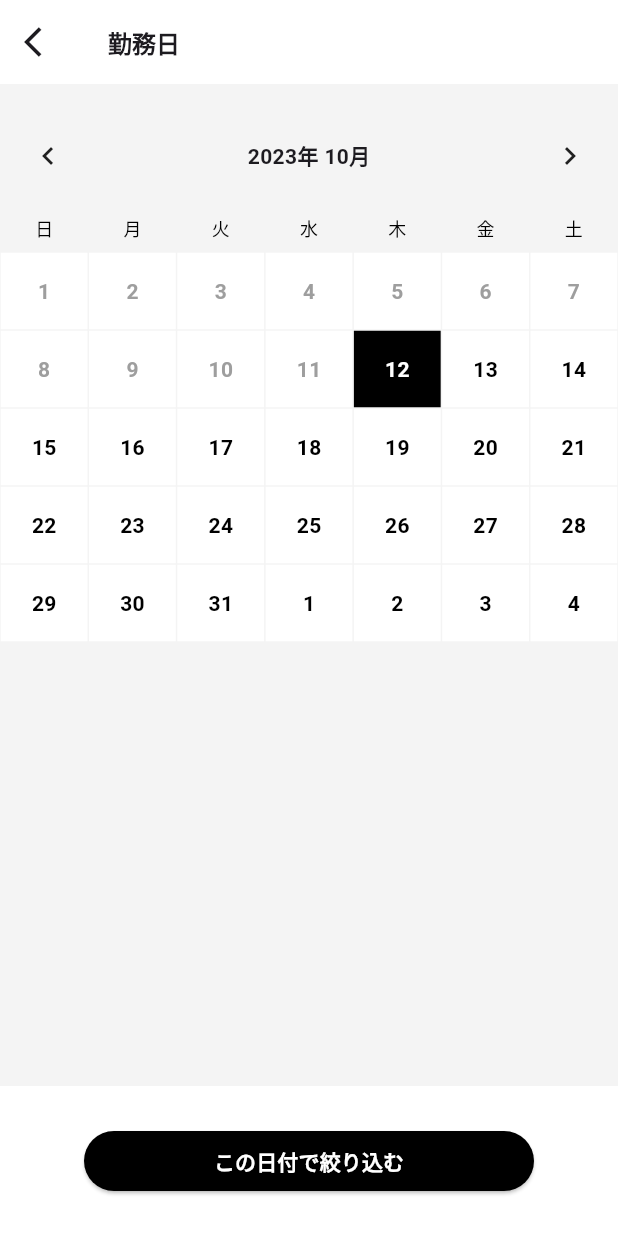
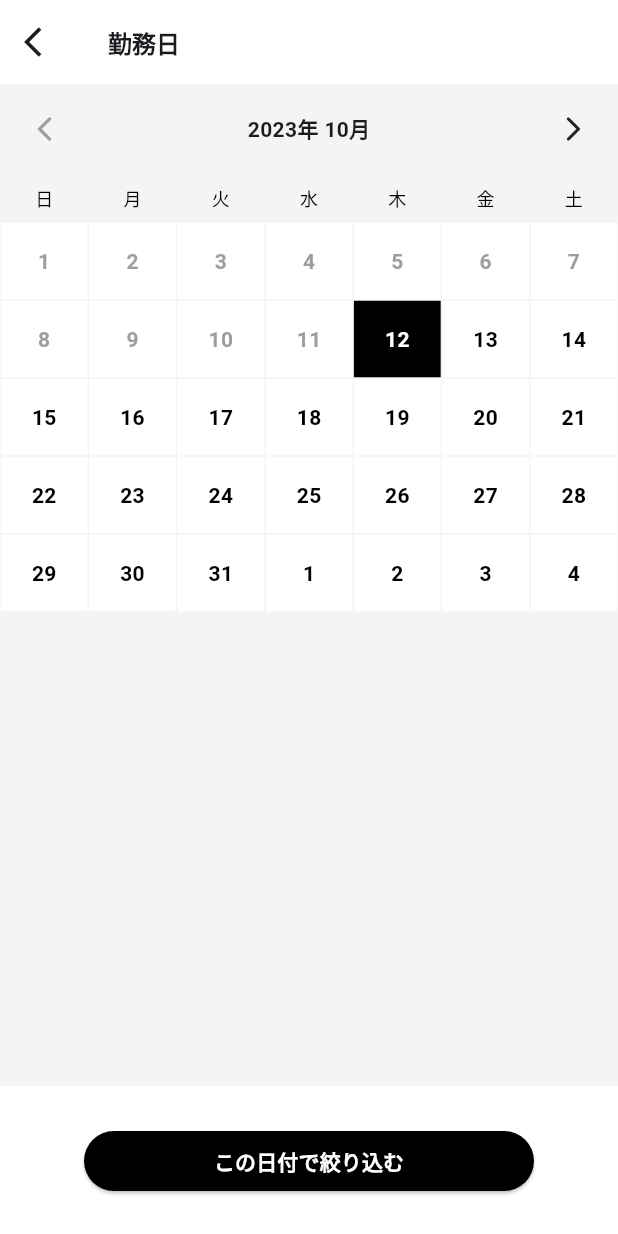
Before and after one commit to taisei-app/ui-pocket, a Flutter app: the screen it shows after launch, on a phone screen of 412 x 824 dp. Run offline on Flutter 3.47's test engine with Material 2 defaults, Android fonts, the phone set to English and light mode, and no system bars; drawn by our look-alikes of table_calendar.

Commit message:
ヘッダーの矢印アイコンのスタイルとボタン押下時のロジックをカスタマイズ

```diff
--- a/lib/calendar/table_calendar_sample.dart
+++ b/lib/calendar/table_calendar_sample.dart
@@ -21,39 +21,11 @@ class TableCalendarSample extends StatelessWidget {
           ),
         ),
       ),
-      body: Column(
+      body: const Column(
         children: [
-          const Padding(
-            padding: EdgeInsets.only(top: 16),
-            child: _CustomCalendar(),
-          ),
-          const Spacer(),
-          Stack(
-            alignment: Alignment.center,
-            children: [
-              Container(
-                width: MediaQuery.of(context).size.width,
-                height: 100,
-                color: Colors.white,
-              ),
-              SizedBox(
-                width: 300,
-                child: ElevatedButton(
-                  onPressed: () {},
-                  style: ElevatedButton.styleFrom(
-                    backgroundColor: Colors.black,
-                  ),
-                  child: const Text(
-                    "この日付で絞り込む",
-                    style: TextStyle(
-                      color: Colors.white,
-                      fontWeight: FontWeight.bold,
-                    ),
-                  ),
-                ),
-              )
-            ],
-          ),
+          _CustomCalendar(),
+          Spacer(),
+          _ButtonSection(),
         ],
       ),
     );
@@ -69,12 +41,32 @@ class _CustomCalendar extends StatefulWidget {
 }
 
 class _CustomCalendarState extends State<_CustomCalendar> {
-  final today = DateTime.now();
-  DateTime get lastDay => today.add(const Duration(days: 59));
-  late var focusedDay = today;
+  // 本日の日付
+  late final DateTime today;
+  // 最終日（本日の日付を含め60日間）
+  late final DateTime lastDay;
+  // 選択中の日付（初期値は本日の日付）
+  late DateTime focusedDay;
+
+  @override
+  void initState() {
+    super.initState();
+    today = DateTime.now();
+    focusedDay = today;
+    lastDay = today.add(const Duration(days: 59));
+  }
 
   @override
   Widget build(BuildContext context) {
+    final prevMonthLastDay = DateTime(focusedDay.year, focusedDay.month, 0);
+    final enableMovePrevMonth = prevMonthLastDay.isAfter(today) ||
+        prevMonthLastDay.isAtSameMomentAs(today);
+
+    final nextMonthFirstDay =
+        DateTime(focusedDay.year, focusedDay.month + 1, 1);
+    final enableMoveNextMonth = nextMonthFirstDay.isBefore(lastDay) ||
+        nextMonthFirstDay.isAtSameMomentAs(lastDay);
+
     return TableCalendar(
       // 曜日の高さ
       daysOfWeekHeight: 32,
@@ -90,9 +82,42 @@ class _CustomCalendarState extends State<_CustomCalendar> {
         ),
       ),
       // ヘッダーのスタイル
-      headerStyle: const HeaderStyle(
+      headerStyle: HeaderStyle(
         // 2 weeksボタンを非表示
         formatButtonVisible: false,
+        leftChevronIcon: GestureDetector(
+          onTap: () {
+            if (enableMovePrevMonth) {
+              final prevFocusedDay =
+                  focusedDay.subtract(const Duration(days: 30));
+              setState(() {
+                focusedDay =
+                    prevFocusedDay.isAfter(today) ? prevFocusedDay : today;
+              });
+            }
+          },
+          child: Icon(
+            Icons.arrow_back_ios_rounded,
+            color: enableMovePrevMonth ? const Color(0xff222222) : Colors.grey,
+            size: 20,
+          ),
+        ),
+        rightChevronIcon: GestureDetector(
+          onTap: () {
+            if (enableMoveNextMonth) {
+              final nextFocusedDay = focusedDay.add(const Duration(days: 30));
+              setState(() {
+                focusedDay =
+                    nextFocusedDay.isBefore(lastDay) ? nextFocusedDay : lastDay;
+              });
+            }
+          },
+          child: Icon(
+            Icons.arrow_forward_ios_rounded,
+            color: enableMoveNextMonth ? const Color(0xff222222) : Colors.grey,
+            size: 20,
+          ),
+        ),
       ),
       // 表示するカレンダーは現在日時から60日間表示
       firstDay: today,
@@ -104,6 +129,12 @@ class _CustomCalendarState extends State<_CustomCalendar> {
           focusedDay = selectDay;
         });
       },
+      onPageChanged: (selectedDay) {
+        setState(() {
+          focusedDay = selectedDay;
+        });
+      },
+      selectedDayPredicate: (day) => isSameDay(day, focusedDay),
       calendarBuilders: CalendarBuilders(
         headerTitleBuilder: (_, day) {
           return Center(
@@ -115,28 +146,38 @@ class _CustomCalendarState extends State<_CustomCalendar> {
             ),
           );
         },
+        selectedBuilder: (context, day, focusedDay) {
+          return Container(
+            margin: const EdgeInsets.all(0.5),
+            alignment: Alignment.center,
+            color: Colors.black,
+            child: Text(
+              day.day.toString(),
+              style: const TextStyle(
+                fontWeight: FontWeight.w600,
+                color: Colors.white,
+              ),
+            ),
+          );
+        },
         todayBuilder: (_, day, focusedDay) => _CustomCell(
           today: today,
           day: day,
-          focusedDay: focusedDay,
           lastDay: lastDay,
         ),
         defaultBuilder: (_, day, focusedDay) => _CustomCell(
           today: today,
           day: day,
-          focusedDay: focusedDay,
           lastDay: lastDay,
         ),
         disabledBuilder: (_, day, focusedDay) => _CustomCell(
           today: today,
           day: day,
-          focusedDay: focusedDay,
           lastDay: lastDay,
         ),
         outsideBuilder: (_, day, focusedDay) => _CustomCell(
           today: today,
           day: day,
-          focusedDay: focusedDay,
           lastDay: lastDay,
         ),
       ),
@@ -150,7 +191,6 @@ class _CustomCell extends StatelessWidget {
     required this.today,
     required this.lastDay,
     required this.day,
-    required this.focusedDay,
   });
 
   // 本日の日付
@@ -162,18 +202,13 @@ class _CustomCell extends StatelessWidget {
   // 各セルの日付
   final DateTime day;
 
-  // 選択中の日付
-  final DateTime focusedDay;
-
-  // 選択された日付かどうか
-  bool get isFocusedDay =>
-      focusedDay.year == day.year &&
-      focusedDay.month == day.month &&
-      focusedDay.day == day.day;
-
   // 本日より前の日付か
   bool get isBeforeToday => day.isBefore(
-        DateTime(today.year, today.month, today.day),
+        DateTime(
+          today.year,
+          today.month,
+          today.day,
+        ),
       );
 
   // 表示最終日以降の日付か
@@ -190,16 +225,52 @@ class _CustomCell extends StatelessWidget {
     return Container(
       margin: const EdgeInsets.all(0.5),
       alignment: Alignment.center,
-      color: isFocusedDay ? Colors.black : Colors.white,
+      color: Colors.white,
       child: Text(
         day.day.toString(),
         style: TextStyle(
           fontWeight: FontWeight.w600,
-          color: isFocusedDay
-              ? Colors.white
-              : (isBeforeToday || isAfterLastDay ? Colors.grey : Colors.black),
+          color: (isBeforeToday || isAfterLastDay ? Colors.grey : Colors.black),
         ),
       ),
     );
   }
 }
+
+// 絞り込みボタン
+class _ButtonSection extends StatelessWidget {
+  const _ButtonSection();
+
+  @override
+  Widget build(BuildContext context) {
+    return Stack(
+      alignment: Alignment.center,
+      children: [
+        Container(
+          width: MediaQuery.of(context).size.width,
+          height: 100,
+          color: Colors.white,
+        ),
+        SizedBox(
+          width: 300,
+          child: ElevatedButton(
+            onPressed: () {
+              // 日付絞り込みボタン押下時の処理
+              // focusedDayで絞り込みを行う
+            },
+            style: ElevatedButton.styleFrom(
+              backgroundColor: Colors.black,
+            ),
+            child: const Text(
+              "この日付で絞り込む",
+              style: TextStyle(
+                color: Colors.white,
+                fontWeight: FontWeight.bold,
+              ),
+            ),
+          ),
+        )
+      ],
+    );
+  }
+}
```
